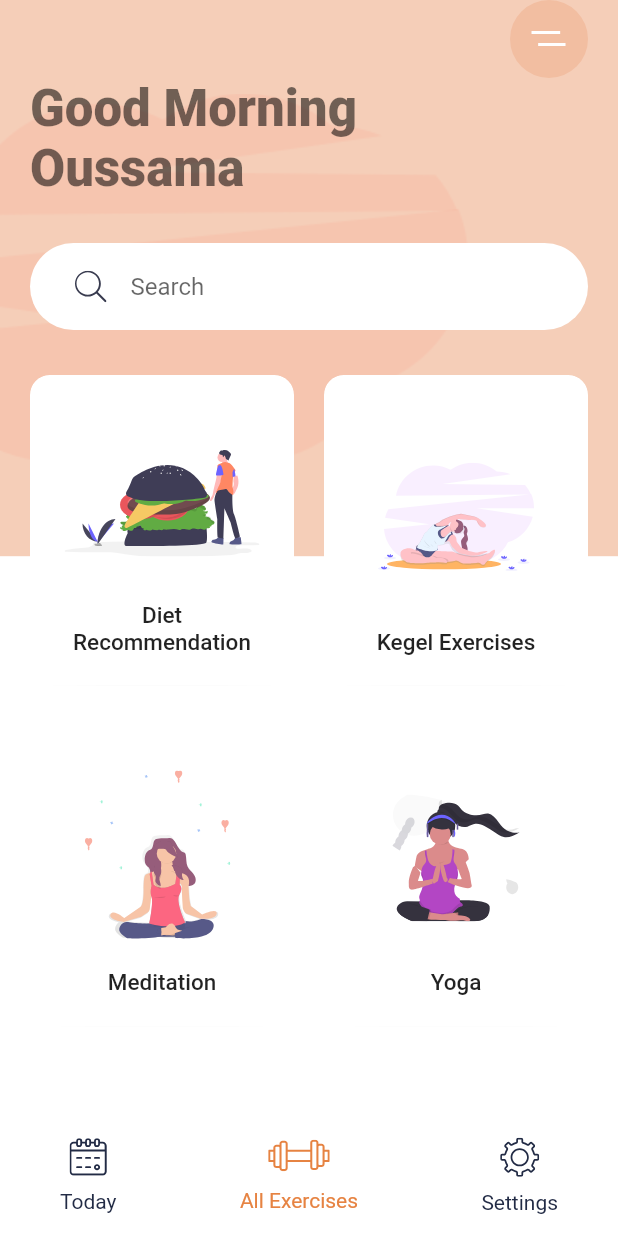
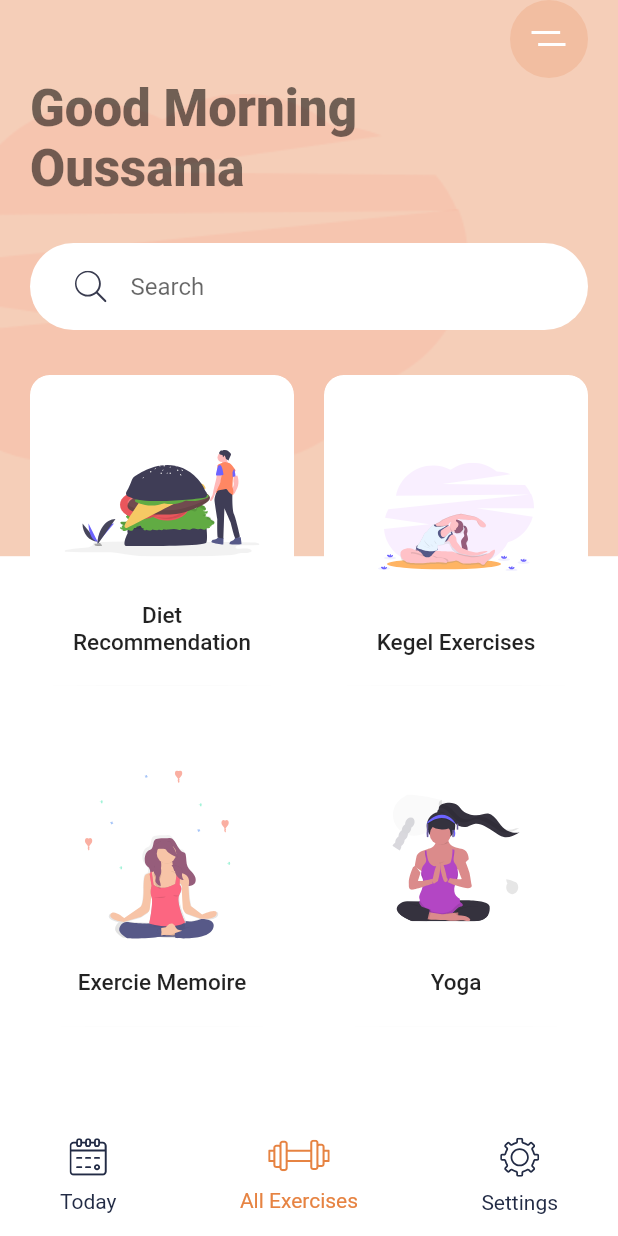
Before and after one commit to rimzouari97/orthophoniste, a Flutter app: the HomeScreen screen opened directly, on a phone screen of 412 x 824 dp. Run offline on Flutter 3.47's test engine with Material 2 defaults, Android fonts, the phone set to English and light mode, and no system bars; our stand-ins replace audioplayers, flutter_svg, font_awesome_flutter, get_it, google_fonts; accounts and stored records are empty.

Commit message:
commit 1:39 10/03/2021

```diff
--- a/lib/Screens/Home/home.dart
+++ b/lib/Screens/Home/home.dart
@@ -4,6 +4,7 @@ import 'package:orthophoniste/Screens/Home/screens/details_screen.dart';
 import 'package:orthophoniste/Screens/Home/widgets/bottom_nav_bar.dart';
 import 'package:orthophoniste/Screens/Home/widgets/category_card.dart';
 import 'package:orthophoniste/Screens/Home/widgets/search_bar.dart';
+import 'package:orthophoniste/page/exercice_memoire.dart';
 
 class HomeScreen extends StatelessWidget {
   @override
@@ -86,13 +87,13 @@ class HomeScreen extends StatelessWidget {
                           },
                         ),
                         CategoryCard(
-                          title: "Meditation",
+                          title: "Exercie Memoire",
                           svgSrc: "assets/icons/Meditation.svg",
                           press: () {
                             Navigator.push(
                               context,
                               MaterialPageRoute(builder: (context) {
-                                return DetailsScreen();
+                                return ExercieMemoire();
                               }),
                             );
                           },
```
Also changed, not shown: pubspec.lock.
